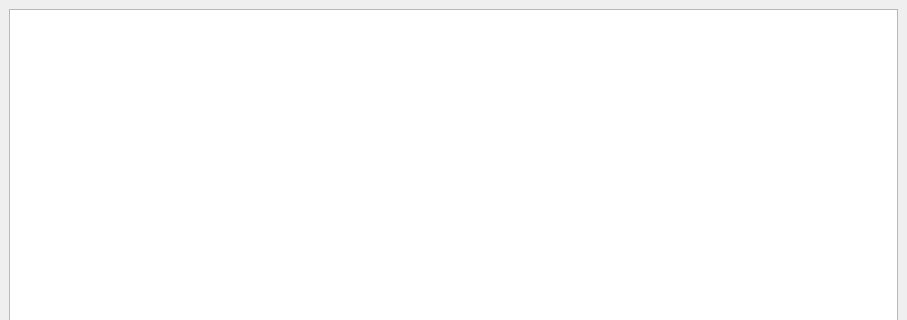
Qt form applications/mne_browse_raw_qt/FormFiles/datawindowdock.ui (mne-tools/mne-cpp) before a commit; both pictures show x 0 to 907 and y 0 to 320 of the 907 by 740 pixel window.
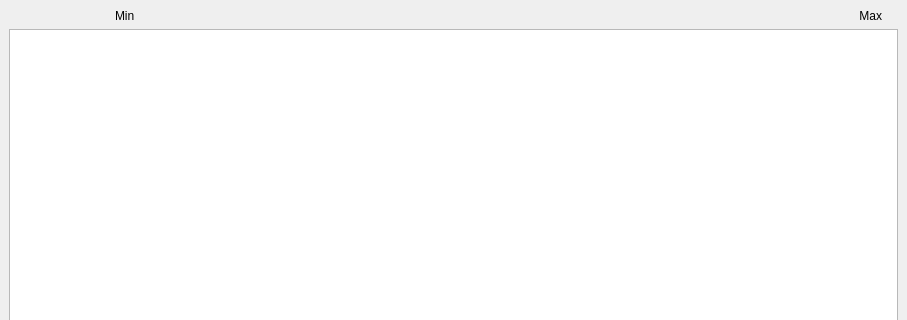
The same form after that commit.

Commit message: - added second/sample counter to data window

```diff
--- a/applications/mne_browse_raw_qt/FormFiles/datawindowdock.ui
+++ b/applications/mne_browse_raw_qt/FormFiles/datawindowdock.ui
@@ -28,9 +28,41 @@
   <property name="windowTitle">
    <string>Data Plot</string>
   </property>
-  <widget class="QWidget" name="dockWidgetContents">
-   <layout class="QHBoxLayout" name="horizontalLayout">
-    <item>
+  <widget class="QWidget" name="m_dockWidgetContents">
+   <layout class="QGridLayout" name="m_gridLayout">
+    <item row="0" column="1">
+     <widget class="QLabel" name="m_label_sampleMin">
+      <property name="sizePolicy">
+       <sizepolicy hsizetype="Preferred" vsizetype="Fixed">
+        <horstretch>0</horstretch>
+        <verstretch>0</verstretch>
+       </sizepolicy>
+      </property>
+      <property name="text">
+       <string>Min</string>
+      </property>
+     </widget>
+    </item>
+    <item row="0" column="2">
+     <widget class="QLabel" name="m_label_sampleMax">
+      <property name="sizePolicy">
+       <sizepolicy hsizetype="Preferred" vsizetype="Fixed">
+        <horstretch>0</horstretch>
+        <verstretch>0</verstretch>
+       </sizepolicy>
+      </property>
+      <property name="layoutDirection">
+       <enum>Qt::LeftToRight</enum>
+      </property>
+      <property name="text">
+       <string>Max</string>
+      </property>
+      <property name="alignment">
+       <set>Qt::AlignRight|Qt::AlignTrailing|Qt::AlignVCenter</set>
+      </property>
+     </widget>
+    </item>
+    <item row="1" column="0" rowspan="3" colspan="4">
      <widget class="QTableView" name="m_tableView_rawTableView">
       <property name="sizePolicy">
        <sizepolicy hsizetype="Expanding" vsizetype="Expanding">
@@ -61,6 +93,50 @@
       </attribute>
      </widget>
     </item>
+    <item row="0" column="0">
+     <widget class="QLabel" name="m_horizontalSpacer_Min">
+      <property name="sizePolicy">
+       <sizepolicy hsizetype="Fixed" vsizetype="Fixed">
+        <horstretch>0</horstretch>
+        <verstretch>0</verstretch>
+       </sizepolicy>
+      </property>
+      <property name="minimumSize">
+       <size>
+        <width>40</width>
+        <height>5</height>
+       </size>
+      </property>
+      <property name="maximumSize">
+       <size>
+        <width>100</width>
+        <height>1</height>
+       </size>
+      </property>
+      <property name="text">
+       <string/>
+      </property>
+     </widget>
+    </item>
+    <item row="0" column="3">
+     <widget class="QLabel" name="m_horizontalSpacer_Max">
+      <property name="sizePolicy">
+       <sizepolicy hsizetype="Fixed" vsizetype="Fixed">
+        <horstretch>0</horstretch>
+        <verstretch>0</verstretch>
+       </sizepolicy>
+      </property>
+      <property name="minimumSize">
+       <size>
+        <width>10</width>
+        <height>5</height>
+       </size>
+      </property>
+      <property name="text">
+       <string/>
+      </property>
+     </widget>
+    </item>
    </layout>
   </widget>
  </widget>
```
The commit also changes 4 other files.
